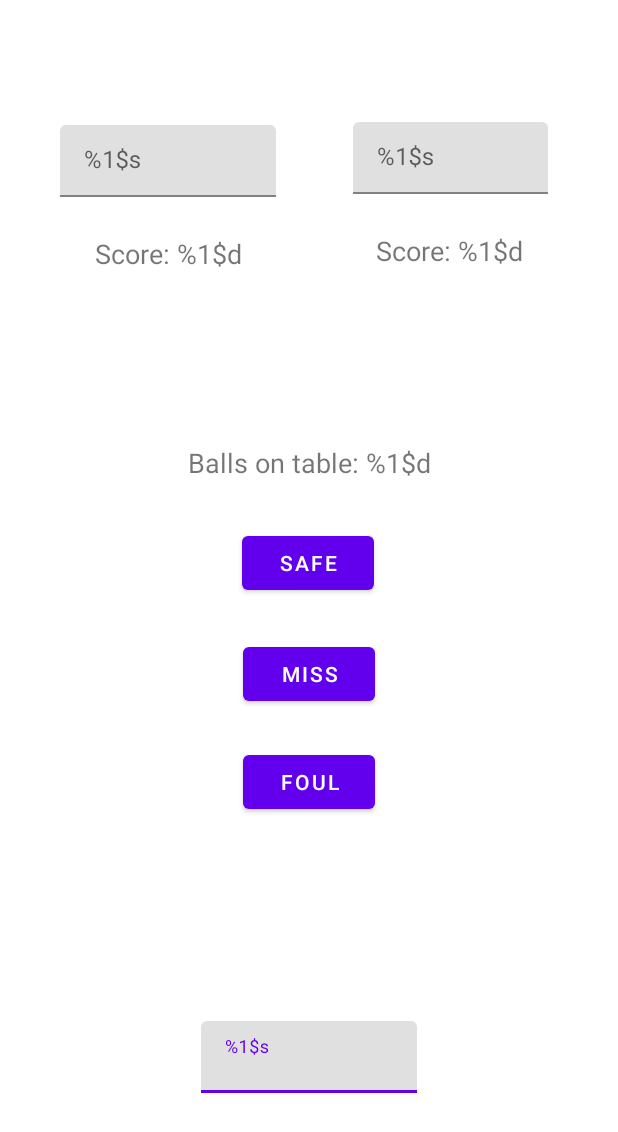
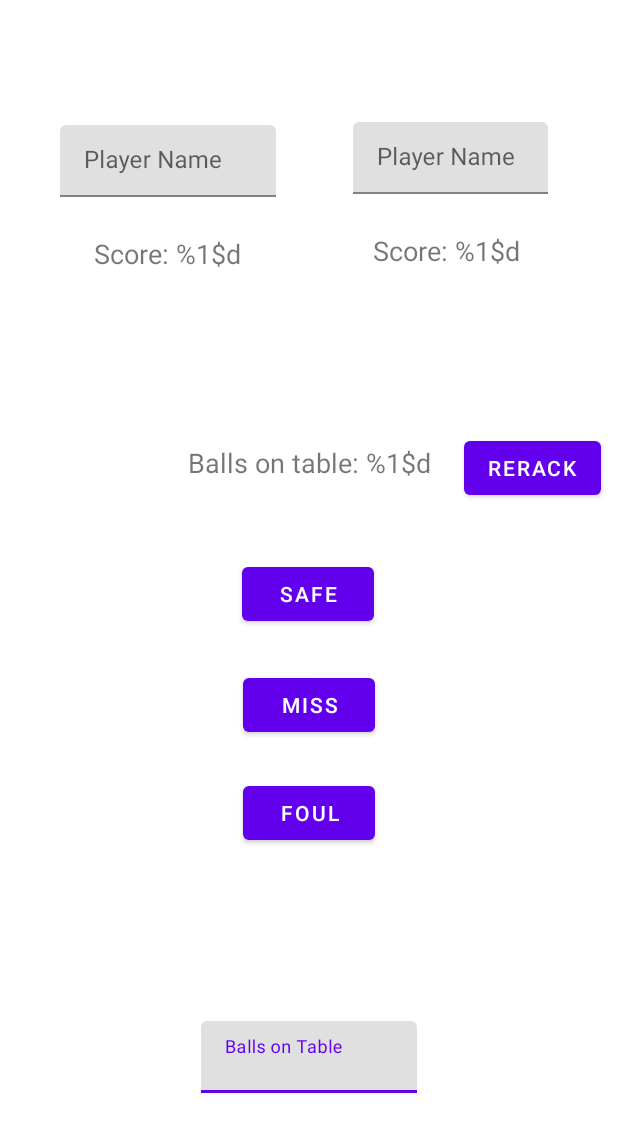
Before and after one commit to Dacid99/PocketTRacker, an Android app built with Jetpack Compose: the layout activity_main.xml on its own in the app's theme, with its tools: preview values and no code run, on a phone screen of 412 x 824 dp. Shown: the top 1132 px of the screen. Run offline under Robolectric (Android 15) with nearby library versions, the phone set to English and light mode, and no system bars.

Commit message:
added rerack button

```diff
--- a/app/src/main/java/org/sbv/straightpoolcounter/Player.java
+++ b/app/src/main/java/org/sbv/straightpoolcounter/Player.java
@@ -1,7 +1,7 @@
 package org.sbv.straightpoolcounter;
 
 public class Player {
-    private String name;
+    private String name = "";
     private String club = "";
     private int score;
 
@@ -13,6 +13,10 @@ public class Player {
 
     public Player(String name) {
         this.name = name;
+        this.score = 0;
+    }
+
+    public Player() {
         this.score = 0;
     }
 
--- a/app/src/main/res/layout/activity_main.xml
+++ b/app/src/main/res/layout/activity_main.xml
@@ -8,8 +8,8 @@
 
     <com.google.android.material.textview.MaterialTextView
         android:id="@+id/player1Score"
-        android:layout_width="wrap_content"
-        android:layout_height="wrap_content"
+        android:layout_width="100dp"
+        android:layout_height="45dp"
         android:layout_marginTop="25dp"
         android:text="@string/player_score_format"
         android:textSize="18sp"
@@ -20,8 +20,8 @@
 
     <com.google.android.material.textview.MaterialTextView
         android:id="@+id/player2Score"
-        android:layout_width="wrap_content"
-        android:layout_height="wrap_content"
+        android:layout_width="100dp"
+        android:layout_height="45dp"
         android:layout_marginTop="25dp"
         android:text="@string/player_score_format"
         android:textSize="18sp"
@@ -61,6 +61,17 @@
         app:layout_constraintEnd_toEndOf="parent"
         app:layout_constraintHorizontal_bias="0.498"
         app:layout_constraintStart_toStartOf="parent"
+        app:layout_constraintTop_toBottomOf="@id/player2Score" />
+
+    <com.google.android.material.button.MaterialButton
+        android:id="@+id/rerackButton"
+        android:layout_width="wrap_content"
+        android:layout_height="wrap_content"
+        android:layout_marginStart="10dp"
+        android:layout_marginTop="88dp"
+        android:text="@string/rerack_string"
+        app:layout_constraintEnd_toEndOf="parent"
+        app:layout_constraintStart_toEndOf="@+id/ballNumber"
         app:layout_constraintTop_toBottomOf="@id/player2Score" />
 
     <com.google.android.material.textview.MaterialTextView
--- a/app/src/main/res/values/strings.xml
+++ b/app/src/main/res/values/strings.xml
@@ -1,14 +1,15 @@
 <resources>
     <string name="app_name">StraightPoolCounter</string>
     <string name="player_name_format">%1$s</string>
-    <string name="player_name_hint_format">%1$s</string>
-    <string name="newBallNumber_hint_format">%1$s</string>
+    <string name="player_name_hint_format">Player Name</string>
+    <string name="newBallNumber_hint_format">Balls on Table</string>
     <string name="player_club_format">%1$s</string>
     <string name="player_score_format">Score: %1$d</string>
     <string name="ball_number_format">Balls on table: %1$d</string>
 
     <string name="safe_string">Safe</string>
     <string name="foul_string">Foul</string>
+    <string name="rerack_string">Rerack</string>
     <string name="miss_string">Miss</string>
 
 
```
Also changed, not shown: app/src/main/java/org/sbv/straightpoolcounter/MainActivity.java (+39 -13 lines).
